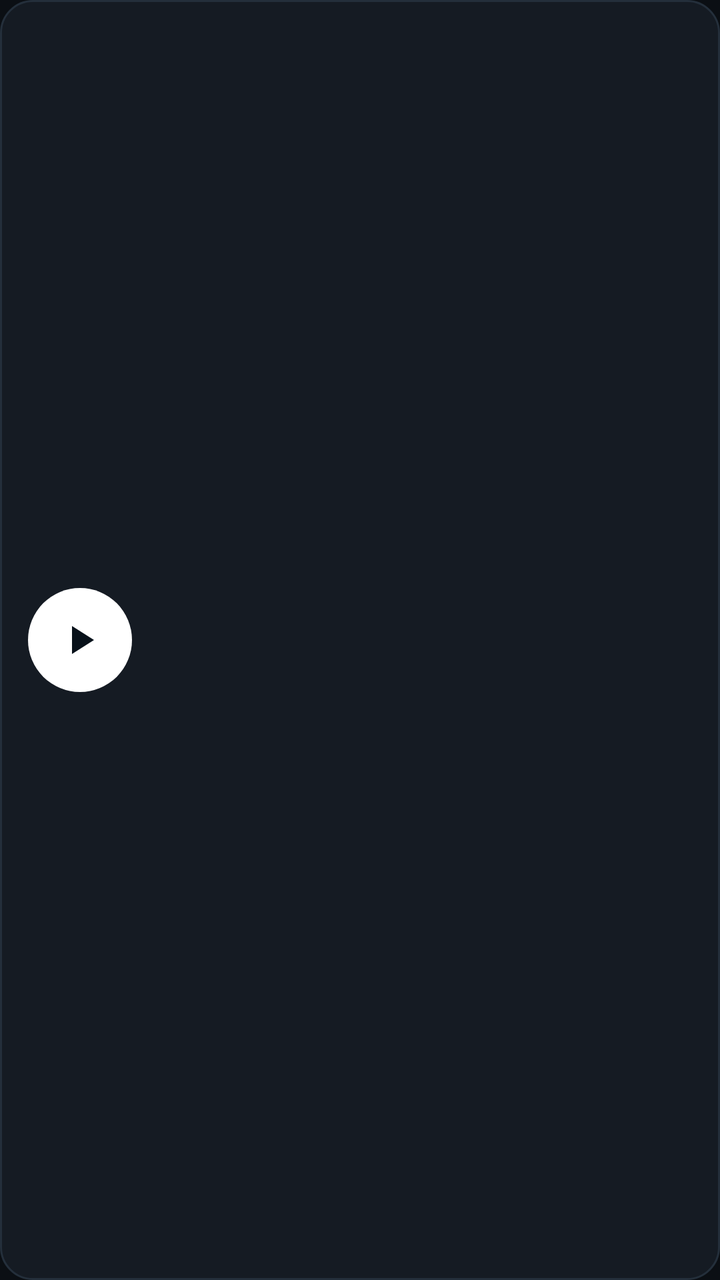
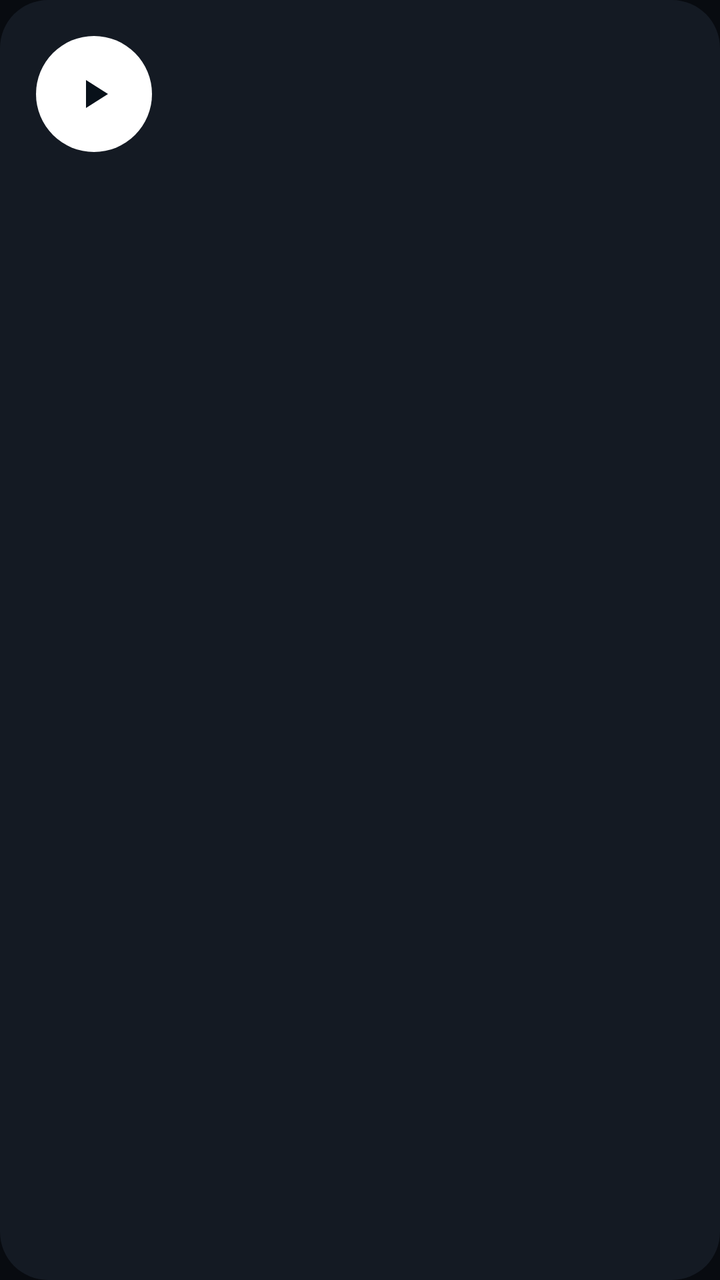

Before-and-after screenshots of an Android layout around one commit, followed by the original layout XML and the change that was made.
<!-- AndroidManifest.xml: application theme Theme.RadioCO -->
<!-- res/layout/item_station.xml -->
<?xml version="1.0" encoding="utf-8"?>
<LinearLayout xmlns:android="http://schemas.android.com/apk/res/android"
    android:id="@+id/rowRoot"
    android:layout_width="match_parent"
    android:layout_height="wrap_content"
    android:layout_marginBottom="10dp"
    android:background="@drawable/card_bg"
    android:clickable="true"
    android:focusable="true"
    android:gravity="center_vertical"
    android:orientation="horizontal"
    android:padding="14dp">

    <ImageView
        android:id="@+id/icon"
        android:layout_width="52dp"
        android:layout_height="52dp"
        android:background="@drawable/circle"
        android:contentDescription="@string/play"
        android:padding="14dp"
        android:src="@drawable/ic_play" />

    <LinearLayout
        android:layout_width="0dp"
        android:layout_height="wrap_content"
        android:layout_weight="1"
        android:layout_marginStart="14dp"
        android:orientation="vertical">

        <TextView
            android:id="@+id/tvName"
            android:layout_width="wrap_content"
            android:layout_height="wrap_content"
            android:textColor="@color/txt"
            android:textSize="16sp"
            android:textStyle="bold" />

        <TextView
            android:id="@+id/tvCity"
            android:layout_width="wrap_content"
            android:layout_height="wrap_content"
            android:textColor="@color/dim"
            android:textSize="13sp" />

        <TextView
            android:id="@+id/tvStatus"
            android:layout_width="match_parent"
            android:layout_height="wrap_content"
            android:layout_marginTop="3dp"
            android:ellipsize="end"
            android:maxLines="2"
            android:minHeight="16dp"
            android:textColor="@color/dim"
            android:textSize="12sp" />
    </LinearLayout>

    <ImageView
        android:id="@+id/btnLyrics"
        android:layout_width="40dp"
        android:layout_height="40dp"
        android:background="?attr/selectableItemBackgroundBorderless"
        android:contentDescription="@string/open_lyrics"
        android:padding="8dp"
        android:src="@drawable/ic_lyrics"
        android:tooltipText="@string/open_lyrics"
        android:visibility="gone" />

    <ImageView
        android:id="@+id/btnSong"
        android:layout_width="40dp"
        android:layout_height="40dp"
        android:layout_marginEnd="2dp"
        android:background="?attr/selectableItemBackgroundBorderless"
        android:contentDescription="@string/open_music"
        android:padding="8dp"
        android:src="@drawable/ic_music_search"
        android:tooltipText="@string/open_music"
        android:visibility="gone" />

    <TextView
        android:id="@+id/tvTag"
        android:layout_width="wrap_content"
        android:layout_height="wrap_content"
        android:gravity="end"
        android:textColor="@color/dim"
        android:textSize="11sp" />
</LinearLayout>
<!-- resources referenced by this layout -->
<resources>
  <color name="dim">#FF8B9AAB</color>
  <color name="txt">#FFE8EEF5</color>
  <!-- drawable card_bg (drawable) -->
  <?xml version="1.0" encoding="utf-8"?>
  <shape xmlns:android="http://schemas.android.com/apk/res/android"
      android:shape="rectangle">
      <solid android:color="@color/card" />
      <corners android:radius="16dp" />
      <stroke android:width="1dp" android:color="@color/line" />
  </shape>
  <!-- drawable circle (drawable) -->
  <?xml version="1.0" encoding="utf-8"?>
  <shape xmlns:android="http://schemas.android.com/apk/res/android"
      android:shape="oval">
      <solid android:color="#FFFFFFFF" />
  </shape>
  <!-- drawable ic_lyrics (drawable) -->
  <vector xmlns:android="http://schemas.android.com/apk/res/android"
      android:width="24dp"
      android:height="24dp"
      android:viewportWidth="24"
      android:viewportHeight="24">
      
      <path
          android:fillColor="@android:color/white"
          android:pathData="M4,6h16v2H4V6z M4,10h11v2H4V10z M4,14h16v2H4V14z M4,18h11v2H4V18z" />
  </vector>
  <!-- drawable ic_music_search (drawable) -->
  <vector xmlns:android="http://schemas.android.com/apk/res/android"
      android:width="24dp"
      android:height="24dp"
      android:viewportWidth="24"
      android:viewportHeight="24">
      
      <path
          android:fillColor="@android:color/white"
          android:pathData="M11,4v8.55C10.59,12.21 10.07,12 9.5,12A2.5,2.5 0 1 0 12,14.5V7h2.5V4H11z" />
      <path
          android:fillColor="@android:color/white"
          android:pathData="M17.5,4h-1.2v1.4h2.31l-3.2,3.2 0.99,0.99 3.2,-3.2v2.31H21V4h-3.5z" />
  </vector>
  <!-- drawable ic_play (drawable) -->
  <vector xmlns:android="http://schemas.android.com/apk/res/android"
      android:width="24dp"
      android:height="24dp"
      android:viewportWidth="24"
      android:viewportHeight="24"
      android:tint="@color/on_accent">
      <path
          android:fillColor="@android:color/white"
          android:pathData="M8,5v14l11,-7z" />
  </vector>
  <string name="open_lyrics">Ver la letra de esta canción</string>
  <string name="open_music">Buscar esta canción en YouTube Music</string>
  <string name="play">Reproducir</string>
  <style name="Theme.RadioCO" parent="Theme.Material3.Dark.NoActionBar">
          <item name="colorPrimary">@color/accent_mega</item>
          <item name="colorOnPrimary">@color/on_accent</item>
          <item name="android:windowBackground">@color/bg</item>
          <item name="android:statusBarColor">@color/bg</item>
          <item name="android:navigationBarColor">@color/bg</item>
          <item name="android:textColorPrimary">@color/txt</item>
          <item name="android:textColorSecondary">@color/dim</item>
          <item name="android:windowLightStatusBar" tools:targetApi="m">false</item>
      </style>
  <color name="card">#FF151B23</color>
  <color name="line">#FF242F3B</color>
  <color name="on_accent">#FF08111A</color>
  <color name="accent_mega">#FF38BDF8</color>
  <color name="bg">#FF0B0F14</color>
</resources>

<!-- the commit's change to res/layout/item_station.xml (unified diff, before → after) -->
@@ -3,85 +3,165 @@
     android:id="@+id/rowRoot"
     android:layout_width="match_parent"
     android:layout_height="wrap_content"
-    android:layout_marginBottom="10dp"
+    android:layout_marginBottom="12dp"
     android:background="@drawable/card_bg"
     android:clickable="true"
     android:focusable="true"
-    android:gravity="center_vertical"
-    android:orientation="horizontal"
-    android:padding="14dp">
-
-    <ImageView
-        android:id="@+id/icon"
-        android:layout_width="52dp"
-        android:layout_height="52dp"
-        android:background="@drawable/circle"
-        android:contentDescription="@string/play"
-        android:padding="14dp"
-        android:src="@drawable/ic_play" />
+    android:orientation="vertical"
+    android:padding="18dp">
 
     <LinearLayout
-        android:layout_width="0dp"
+        android:layout_width="match_parent"
         android:layout_height="wrap_content"
-        android:layout_weight="1"
-        android:layout_marginStart="14dp"
-        android:orientation="vertical">
+        android:gravity="center_vertical"
+        android:orientation="horizontal">
+
+        <FrameLayout
+            android:layout_width="58dp"
+            android:layout_height="58dp">
+
+            <View
+                android:id="@+id/iconBg"
+                android:layout_width="match_parent"
+                android:layout_height="match_parent"
+                android:background="@drawable/circle" />
+
+            <ImageView
+                android:id="@+id/icon"
+                android:layout_width="24dp"
+                android:layout_height="24dp"
+                android:layout_gravity="center"
+                android:contentDescription="@string/play"
+                android:src="@drawable/ic_play" />
+        </FrameLayout>
+
+        <LinearLayout
+            android:layout_width="0dp"
+            android:layout_height="wrap_content"
+            android:layout_marginStart="16dp"
+            android:layout_weight="1"
+            android:orientation="vertical">
+
+            <TextView
+                android:id="@+id/tvName"
+                android:layout_width="wrap_content"
+                android:layout_height="wrap_content"
+                android:includeFontPadding="false"
+                android:letterSpacing="-0.02"
+                android:textColor="@color/txt"
+                android:textSize="20sp"
+                android:textStyle="bold" />
+
+            <TextView
+                android:id="@+id/tvCity"
+                android:layout_width="wrap_content"
+                android:layout_height="wrap_content"
+                android:layout_marginTop="3dp"
+                android:textColor="@color/dim"
+                android:textSize="13sp" />
+        </LinearLayout>
+
+        
+        <LinearLayout
+            android:id="@+id/eq"
+            android:layout_width="wrap_content"
+            android:layout_height="22dp"
+            android:layout_marginStart="8dp"
+            android:gravity="bottom"
+            android:orientation="horizontal"
+            android:visibility="gone">
+
+            <View
+                android:id="@+id/bar1"
+                android:layout_width="4dp"
+                android:layout_height="match_parent"
+                android:layout_marginEnd="3dp"
+                android:background="@drawable/bar_bg" />
+
+            <View
+                android:id="@+id/bar2"
+                android:layout_width="4dp"
+                android:layout_height="match_parent"
+                android:layout_marginEnd="3dp"
+                android:background="@drawable/bar_bg" />
+
+            <View
+                android:id="@+id/bar3"
+                android:layout_width="4dp"
+                android:layout_height="match_parent"
+                android:background="@drawable/bar_bg" />
+        </LinearLayout>
 
         <TextView
-            android:id="@+id/tvName"
+            android:id="@+id/tvTag"
             android:layout_width="wrap_content"
             android:layout_height="wrap_content"
-            android:textColor="@color/txt"
-            android:textSize="16sp"
-            android:textStyle="bold" />
+            android:layout_marginStart="8dp"
+            android:gravity="end"
+            android:textColor="@color/dim2"
+            android:textSize="11sp" />
+    </LinearLayout>
 
-        <TextView
-            android:id="@+id/tvCity"
-            android:layout_width="wrap_content"
-            android:layout_height="wrap_content"
-            android:textColor="@color/dim"
-            android:textSize="13sp" />
+    
+    <LinearLayout
+        android:id="@+id/expand"
+        android:layout_width="match_parent"
+        android:layout_height="wrap_content"
+        android:layout_marginTop="16dp"
+        android:orientation="vertical"
+        android:visibility="gone">
 
         <TextView
             android:id="@+id/tvStatus"
             android:layout_width="match_parent"
             android:layout_height="wrap_content"
-            android:layout_marginTop="3dp"
             android:ellipsize="end"
+            android:lineSpacingExtra="2dp"
             android:maxLines="2"
-            android:minHeight="16dp"
-            android:textColor="@color/dim"
-            android:textSize="12sp" />
+            android:textColor="@color/txt"
+            android:textSize="15sp" />
+
+        <LinearLayout
+            android:id="@+id/pills"
+            android:layout_width="wrap_content"
+            android:layout_height="wrap_content"
+            android:layout_marginTop="14dp"
+            android:orientation="horizontal">
+
+            <TextView
+                android:id="@+id/btnLyrics"
+                android:layout_width="wrap_content"
+                android:layout_height="wrap_content"
+                android:layout_marginEnd="8dp"
+                android:background="@drawable/pill_bg"
+                android:drawableStart="@drawable/ic_lyrics_small"
+                android:drawablePadding="8dp"
+                android:gravity="center_vertical"
+                android:paddingStart="14dp"
+                android:paddingTop="9dp"
+                android:paddingEnd="16dp"
+                android:paddingBottom="9dp"
+                android:text="@string/lyrics"
+                android:textColor="@color/txt"
+                android:textSize="13sp"
+                android:textStyle="bold" />
+
+            <TextView
+                android:id="@+id/btnSong"
+                android:layout_width="wrap_content"
+                android:layout_height="wrap_content"
+                android:background="@drawable/pill_bg"
+                android:drawableStart="@drawable/ic_music_search_small"
+                android:drawablePadding="8dp"
+                android:gravity="center_vertical"
+                android:paddingStart="14dp"
+                android:paddingTop="9dp"
+                android:paddingEnd="16dp"
+                android:paddingBottom="9dp"
+                android:text="@string/music"
+                android:textColor="@color/txt"
+                android:textSize="13sp"
+                android:textStyle="bold" />
+        </LinearLayout>
     </LinearLayout>
-
-    <ImageView
-        android:id="@+id/btnLyrics"
-        android:layout_width="40dp"
-        android:layout_height="40dp"
-        android:background="?attr/selectableItemBackgroundBorderless"
-        android:contentDescription="@string/open_lyrics"
-        android:padding="8dp"
-        android:src="@drawable/ic_lyrics"
-        android:tooltipText="@string/open_lyrics"
-        android:visibility="gone" />
-
-    <ImageView
-        android:id="@+id/btnSong"
-        android:layout_width="40dp"
-        android:layout_height="40dp"
-        android:layout_marginEnd="2dp"
-        android:background="?attr/selectableItemBackgroundBorderless"
-        android:contentDescription="@string/open_music"
-        android:padding="8dp"
-        android:src="@drawable/ic_music_search"
-        android:tooltipText="@string/open_music"
-        android:visibility="gone" />
-
-    <TextView
-        android:id="@+id/tvTag"
-        android:layout_width="wrap_content"
-        android:layout_height="wrap_content"
-        android:gravity="end"
-        android:textColor="@color/dim"
-        android:textSize="11sp" />
 </LinearLayout>
<!-- resource entries referenced after the edit -->
@@ -1,14 +1,21 @@
 <!-- resources referenced by this layout -->
 <resources>
-  <color name="dim">#FF8B9AAB</color>
-  <color name="txt">#FFE8EEF5</color>
+  <color name="dim">#FF8494A6</color>
+  <color name="dim2">#FF5D6B7C</color>
+  <color name="txt">#FFF2F6FA</color>
+  <!-- drawable bar_bg (drawable) -->
+  <?xml version="1.0" encoding="utf-8"?>
+  <shape xmlns:android="http://schemas.android.com/apk/res/android"
+      android:shape="rectangle">
+      <solid android:color="#FFFFFFFF" />
+      <corners android:radius="2dp" />
+  </shape>
   <!-- drawable card_bg (drawable) -->
   <?xml version="1.0" encoding="utf-8"?>
   <shape xmlns:android="http://schemas.android.com/apk/res/android"
       android:shape="rectangle">
       <solid android:color="@color/card" />
-      <corners android:radius="16dp" />
-      <stroke android:width="1dp" android:color="@color/line" />
+      <corners android:radius="24dp" />
   </shape>
   <!-- drawable circle (drawable) -->
   <?xml version="1.0" encoding="utf-8"?>
@@ -16,10 +23,10 @@
       android:shape="oval">
       <solid android:color="#FFFFFFFF" />
   </shape>
-  <!-- drawable ic_lyrics (drawable) -->
+  <!-- drawable ic_lyrics_small (drawable) -->
   <vector xmlns:android="http://schemas.android.com/apk/res/android"
-      android:width="24dp"
-      android:height="24dp"
+      android:width="18dp"
+      android:height="18dp"
       android:viewportWidth="24"
       android:viewportHeight="24">
       
@@ -27,10 +34,10 @@
           android:fillColor="@android:color/white"
           android:pathData="M4,6h16v2H4V6z M4,10h11v2H4V10z M4,14h16v2H4V14z M4,18h11v2H4V18z" />
   </vector>
-  <!-- drawable ic_music_search (drawable) -->
+  <!-- drawable ic_music_search_small (drawable) -->
   <vector xmlns:android="http://schemas.android.com/apk/res/android"
-      android:width="24dp"
-      android:height="24dp"
+      android:width="18dp"
+      android:height="18dp"
       android:viewportWidth="24"
       android:viewportHeight="24">
       
@@ -52,8 +59,15 @@
           android:fillColor="@android:color/white"
           android:pathData="M8,5v14l11,-7z" />
   </vector>
-  <string name="open_lyrics">Ver la letra de esta canción</string>
-  <string name="open_music">Buscar esta canción en YouTube Music</string>
+  <!-- drawable pill_bg (drawable) -->
+  <?xml version="1.0" encoding="utf-8"?>
+  <shape xmlns:android="http://schemas.android.com/apk/res/android"
+      android:shape="rectangle">
+      <solid android:color="@color/pill" />
+      <corners android:radius="100dp" />
+  </shape>
+  <string name="lyrics">Letra</string>
+  <string name="music">YouTube Music</string>
   <string name="play">Reproducir</string>
   <style name="Theme.RadioCO" parent="Theme.Material3.Dark.NoActionBar">
           <item name="colorPrimary">@color/accent_mega</item>
@@ -65,10 +79,10 @@
           <item name="android:textColorSecondary">@color/dim</item>
           <item name="android:windowLightStatusBar" tools:targetApi="m">false</item>
       </style>
-  <color name="card">#FF151B23</color>
-  <color name="line">#FF242F3B</color>
+  <color name="card">#FF141A23</color>
   <color name="on_accent">#FF08111A</color>
-  <color name="accent_mega">#FF38BDF8</color>
-  <color name="bg">#FF0B0F14</color>
+  <color name="pill">#FF222B37</color>
+  <color name="accent_mega">#FF48C6F5</color>
+  <color name="bg">#FF080B10</color>
 </resources>
 
